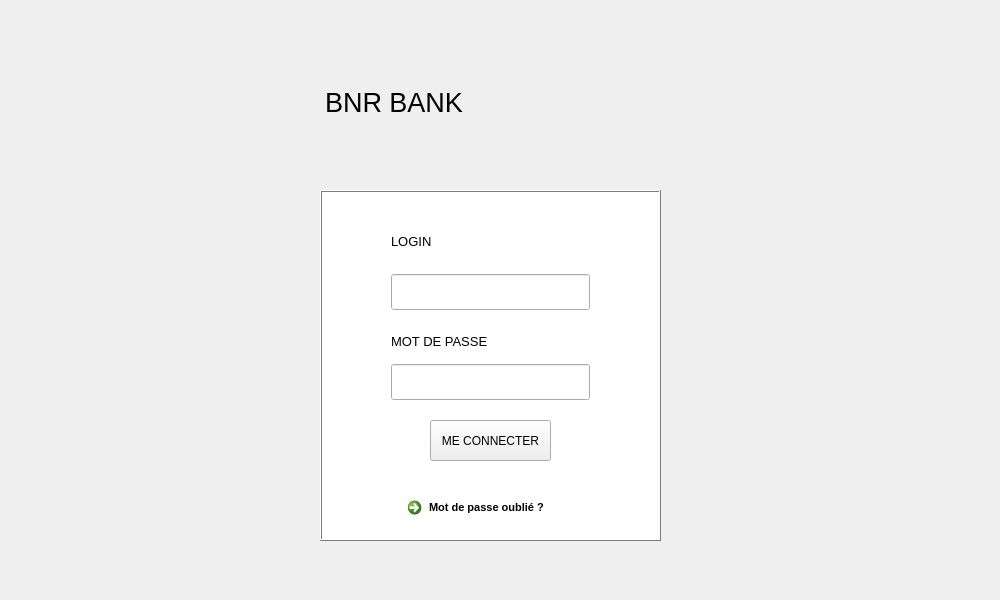
Qt form Projet_Banque/connection.ui (SihamJ/IHM) before a commit.
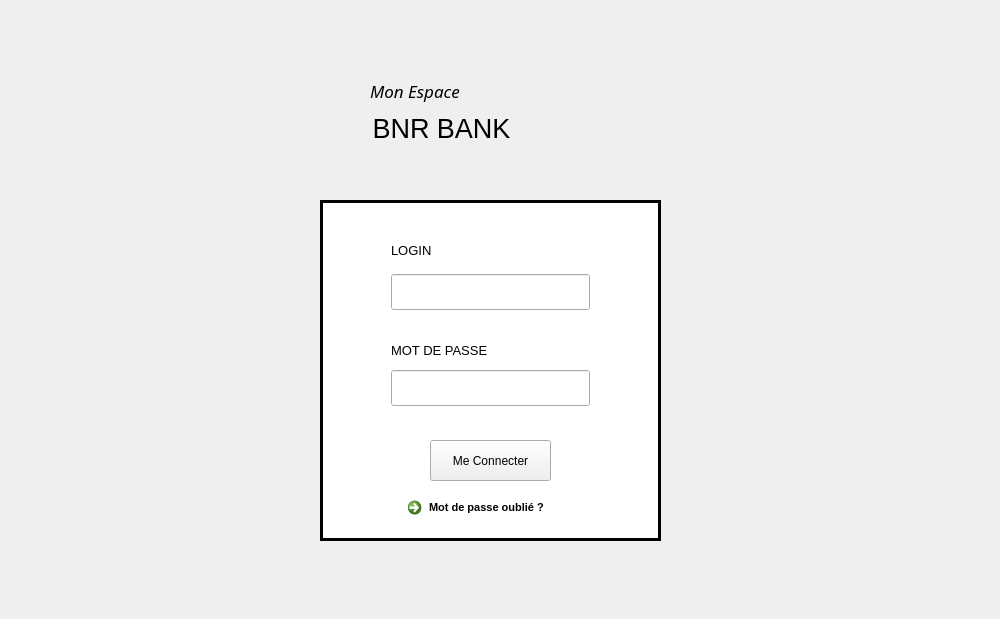
The same form after that commit. Icons and pictures are not drawn.

The edit to the form file:
```diff
--- a/Projet_Banque/connection.ui
+++ b/Projet_Banque/connection.ui
@@ -7,7 +7,7 @@
     <x>0</x>
     <y>0</y>
     <width>1000</width>
-    <height>600</height>
+    <height>619</height>
    </rect>
   </property>
   <property name="windowTitle">
@@ -17,9 +17,9 @@
    <property name="geometry">
     <rect>
      <x>320</x>
-     <y>190</y>
+     <y>200</y>
      <width>341</width>
-     <height>351</height>
+     <height>341</height>
     </rect>
    </property>
    <property name="palette">
@@ -468,14 +468,20 @@
     <enum>QFrame::Box</enum>
    </property>
    <property name="frameShadow">
-    <enum>QFrame::Raised</enum>
+    <enum>QFrame::Plain</enum>
+   </property>
+   <property name="lineWidth">
+    <number>3</number>
+   </property>
+   <property name="midLineWidth">
+    <number>0</number>
    </property>
   </widget>
   <widget class="QLabel" name="label">
    <property name="geometry">
     <rect>
      <x>391</x>
-     <y>231</y>
+     <y>240</y>
      <width>48</width>
      <height>21</height>
     </rect>
@@ -493,7 +499,7 @@
    <property name="geometry">
     <rect>
      <x>391</x>
-     <y>364</y>
+     <y>370</y>
      <width>199</width>
      <height>36</height>
     </rect>
@@ -517,7 +523,7 @@
    <property name="geometry">
     <rect>
      <x>391</x>
-     <y>331</y>
+     <y>340</y>
      <width>115</width>
      <height>21</height>
     </rect>
@@ -570,7 +576,7 @@
    <property name="geometry">
     <rect>
      <x>430</x>
-     <y>420</y>
+     <y>440</y>
      <width>121</width>
      <height>41</height>
     </rect>
@@ -581,14 +587,14 @@
     </font>
    </property>
    <property name="text">
-    <string>ME CONNECTER</string>
+    <string>Me Connecter</string>
    </property>
   </widget>
   <widget class="QLabel" name="instructions">
    <property name="geometry">
     <rect>
-     <x>250</x>
-     <y>520</y>
+     <x>320</x>
+     <y>550</y>
      <width>341</width>
      <height>31</height>
     </rect>
@@ -1047,13 +1053,13 @@
   <widget class="QWidget" name="layoutWidget">
    <property name="geometry">
     <rect>
-     <x>300</x>
-     <y>30</y>
-     <width>381</width>
-     <height>144</height>
+     <x>350</x>
+     <y>83</y>
+     <width>281</width>
+     <height>91</height>
     </rect>
    </property>
-   <layout class="QHBoxLayout" name="horizontalLayout" stretch="1,1">
+   <layout class="QHBoxLayout" name="horizontalLayout" stretch="2,1">
     <item>
      <widget class="QLabel" name="label_3">
       <property name="font">
@@ -1078,6 +1084,27 @@
     </item>
    </layout>
   </widget>
+  <widget class="QLabel" name="label_5">
+   <property name="geometry">
+    <rect>
+     <x>370</x>
+     <y>70</y>
+     <width>121</width>
+     <height>41</height>
+    </rect>
+   </property>
+   <property name="font">
+    <font>
+     <family>Berlin Sans FB</family>
+     <pointsize>13</pointsize>
+     <italic>true</italic>
+     <kerning>false</kerning>
+    </font>
+   </property>
+   <property name="text">
+    <string>Mon Espace</string>
+   </property>
+  </widget>
   <zorder>layoutWidget</zorder>
   <zorder>bg_connexion</zorder>
   <zorder>label</zorder>
```
Left out of the diff: 4 changed lines with no effect on the pictures.
